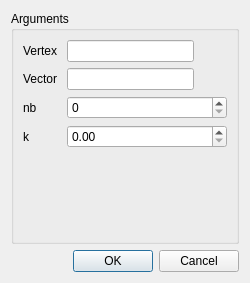
This is src/HEXABLOCKGUI/MakeSpherical_QTD.ui in SalomePlatform/hexablock as Qt 5 draws it before an edit. The edited form follows.
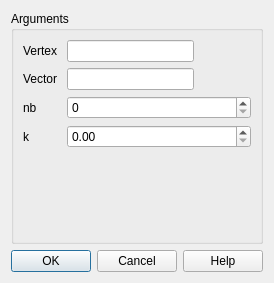
This is the edited form.

Commit message: added: -Propagation, Vector ( completed ) dialog panel. -Help button on all panel. -Delegate for all Panel updated: -menu always showed for each action

The edit to the form file:
```diff
--- a/src/HEXABLOCKGUI/MakeSpherical_QTD.ui
+++ b/src/HEXABLOCKGUI/MakeSpherical_QTD.ui
@@ -83,7 +83,7 @@
       <enum>Qt::Horizontal</enum>
      </property>
      <property name="standardButtons">
-      <set>QDialogButtonBox::Cancel|QDialogButtonBox::Ok</set>
+      <set>QDialogButtonBox::Cancel|QDialogButtonBox::Ok|QDialogButtonBox::Help</set>
      </property>
     </widget>
    </item>
```
The commit also changes 37 other files.
